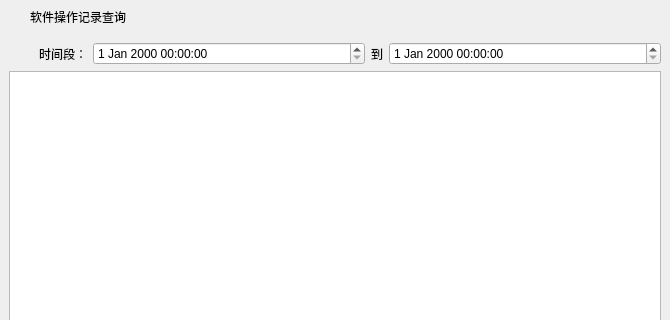
Above: frmsearchsystemlog.ui from github188/EntranceGuard before the change; both pictures show x 0 to 670 and y 0 to 320 of the 670 by 480 pixel window. Below: the same form after it.
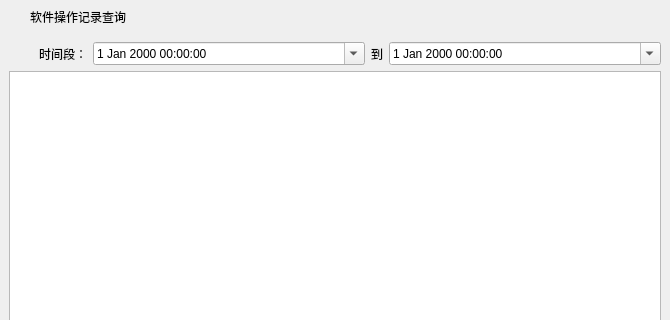
That is the form after the change.

```diff
--- a/frmsearchsystemlog.ui
+++ b/frmsearchsystemlog.ui
@@ -293,7 +293,11 @@
            </widget>
           </item>
           <item>
-           <widget class="QDateTimeEdit" name="startDateTime"/>
+           <widget class="QDateTimeEdit" name="startDateTime">
+            <property name="calendarPopup">
+             <bool>true</bool>
+            </property>
+           </widget>
           </item>
           <item>
            <widget class="QLabel" name="label_3">
@@ -312,7 +316,11 @@
            </widget>
           </item>
           <item>
-           <widget class="QDateTimeEdit" name="endDateTime"/>
+           <widget class="QDateTimeEdit" name="endDateTime">
+            <property name="calendarPopup">
+             <bool>true</bool>
+            </property>
+           </widget>
           </item>
          </layout>
         </item>
```
